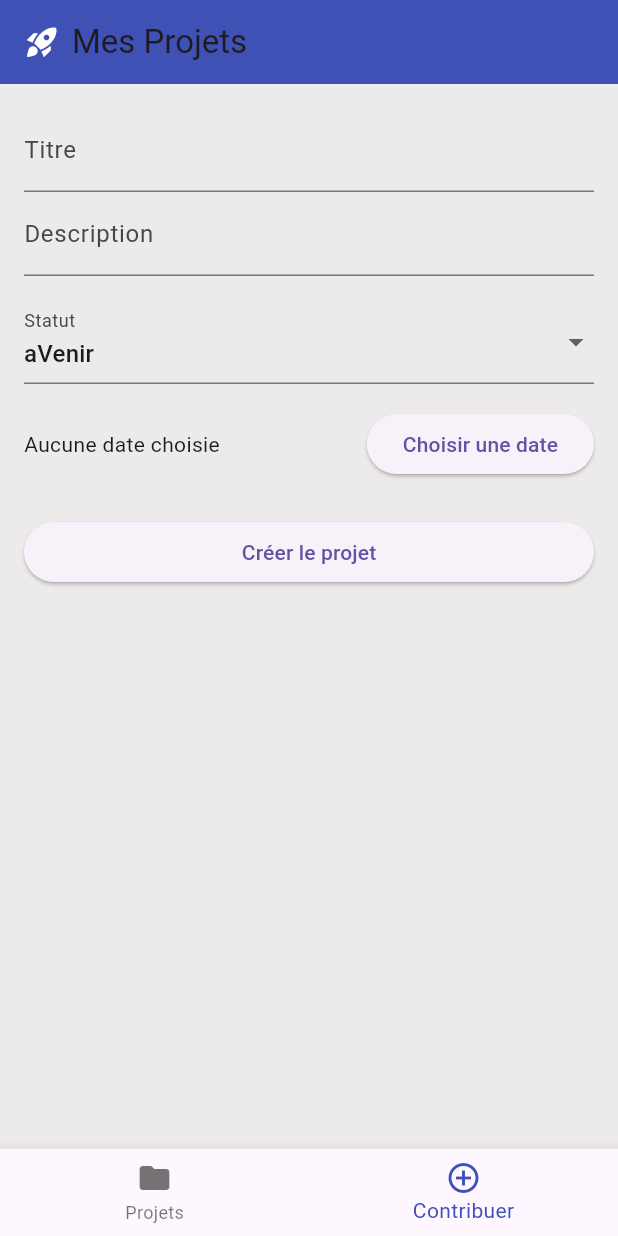
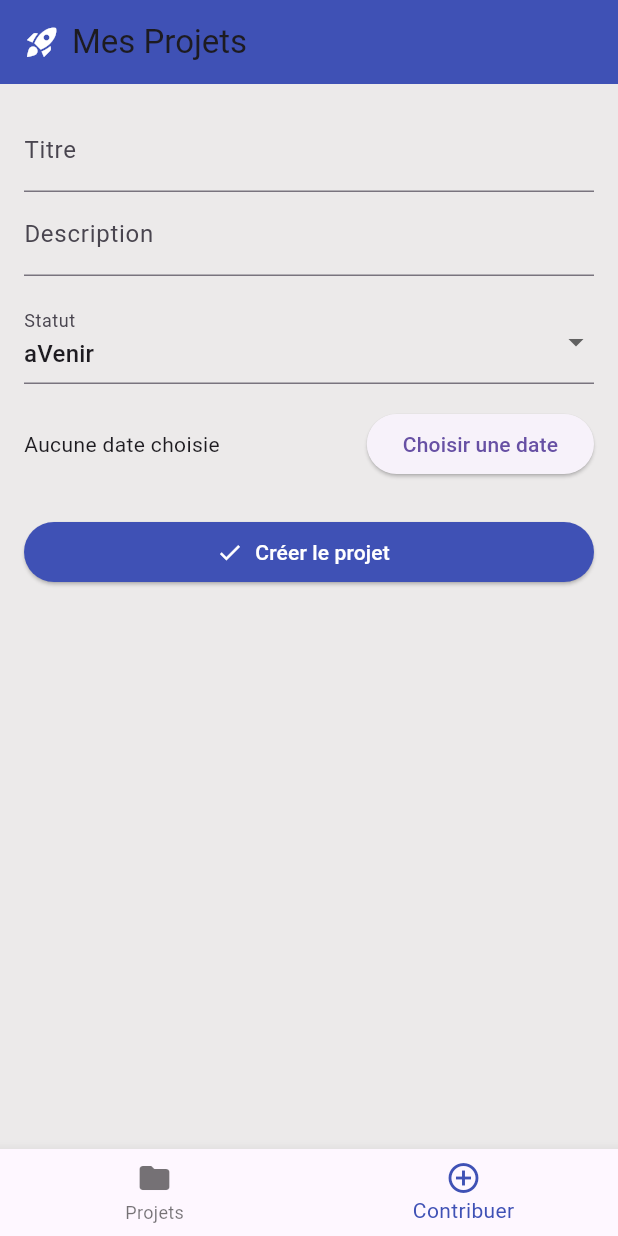
Before and after one commit to FloW1772/Decouverte-Flutter, a Flutter app: the screen it shows after launch, item 2 of the bottom bar chosen, on a phone screen of 412 x 824 dp. Run offline on Flutter 3.47's test engine with Material 3 defaults, Android fonts, the phone set to English and light mode, and no system bars.

Commit message:
modif suppr button add project

```diff
--- a/TP/formtp/lib/main.dart
+++ b/TP/formtp/lib/main.dart
@@ -53,7 +53,6 @@ class HomePage extends StatefulWidget {
 
 class _HomePageState extends State<HomePage> {
   int _selectedIndex = 0;
-  int _counter = 3;
 
   final List<Projet> _projets = [
     Projet("Projet Mannhattan", "un projet vraiment énorme",
@@ -65,15 +64,6 @@ class _HomePageState extends State<HomePage> {
   void _onItemTapped(int index) {
     setState(() {
       _selectedIndex = index;
-    });
-  }
-
-  void _addProjectAuto() {
-    setState(() {
-      _projets.add(
-        Projet("Projet n°$_counter", "Un projet ajouté automatiquement"),
-      );
-      _counter++;
     });
   }
 
@@ -145,13 +135,7 @@ class _HomePageState extends State<HomePage> {
         backgroundColor: Colors.indigo,
       ),
       body: pages[_selectedIndex],
-      floatingActionButton: _selectedIndex == 0
-          ? FloatingActionButton(
-        onPressed: _addProjectAuto,
-        backgroundColor: Colors.indigo,
-        child: const Icon(Icons.add, color: Colors.white),
-      )
-          : null,
+      // 🔴 Bouton flottant supprimé
       bottomNavigationBar: BottomNavigationBar(
         currentIndex: _selectedIndex,
         onTap: _onItemTapped,
@@ -263,9 +247,14 @@ class _ContributionPageState extends State<ContributionPage> {
               ],
             ),
             const SizedBox(height: 24),
-            ElevatedButton(
+            ElevatedButton.icon(
               onPressed: _submitForm,
-              child: const Text("Créer le projet"),
+              icon: const Icon(Icons.check),
+              label: const Text("Créer le projet"),
+              style: ElevatedButton.styleFrom(
+                backgroundColor: Colors.indigo,
+                foregroundColor: Colors.white,
+              ),
             )
           ],
         ),
```
